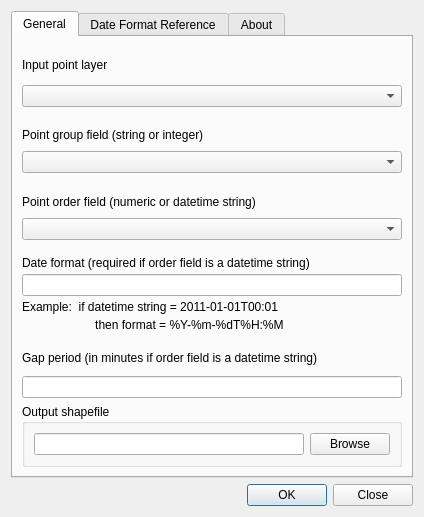
Old version of the form ui_pointstopaths.ui in the repository chiatt/pointstopaths.
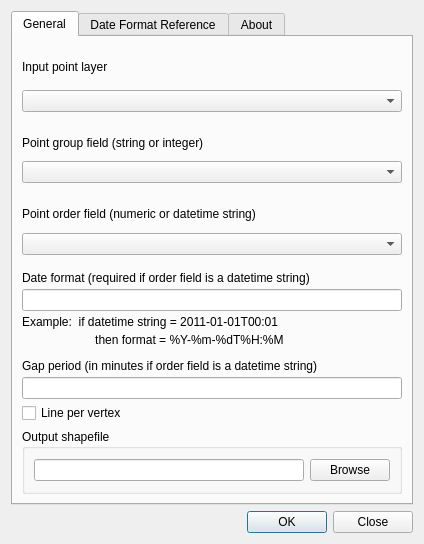
New version of the form.

Commit message: added license file and an option to create a line for each vertex combination along a path

The edit to the form file:
```diff
--- a/ui_pointstopaths.ui
+++ b/ui_pointstopaths.ui
@@ -7,7 +7,7 @@
     <x>0</x>
     <y>0</y>
     <width>424</width>
-    <height>517</height>
+    <height>544</height>
    </rect>
   </property>
   <property name="windowTitle">
@@ -151,6 +151,16 @@
            </property>
           </widget>
          </item>
+         <item>
+          <widget class="QCheckBox" name="linePerVertex">
+           <property name="toolTip">
+            <string>&lt;html&gt;&lt;head/&gt;&lt;body&gt;&lt;p&gt;Creates a line for each combination of vertices along a path rather than a line for each path. &lt;/p&gt;&lt;/body&gt;&lt;/html&gt;</string>
+           </property>
+           <property name="text">
+            <string>Line per vertex</string>
+           </property>
+          </widget>
+         </item>
         </layout>
        </item>
        <item>
```
Left out of the diff: 3 changed lines with no effect on the pictures. The commit also changes 5 other files.
